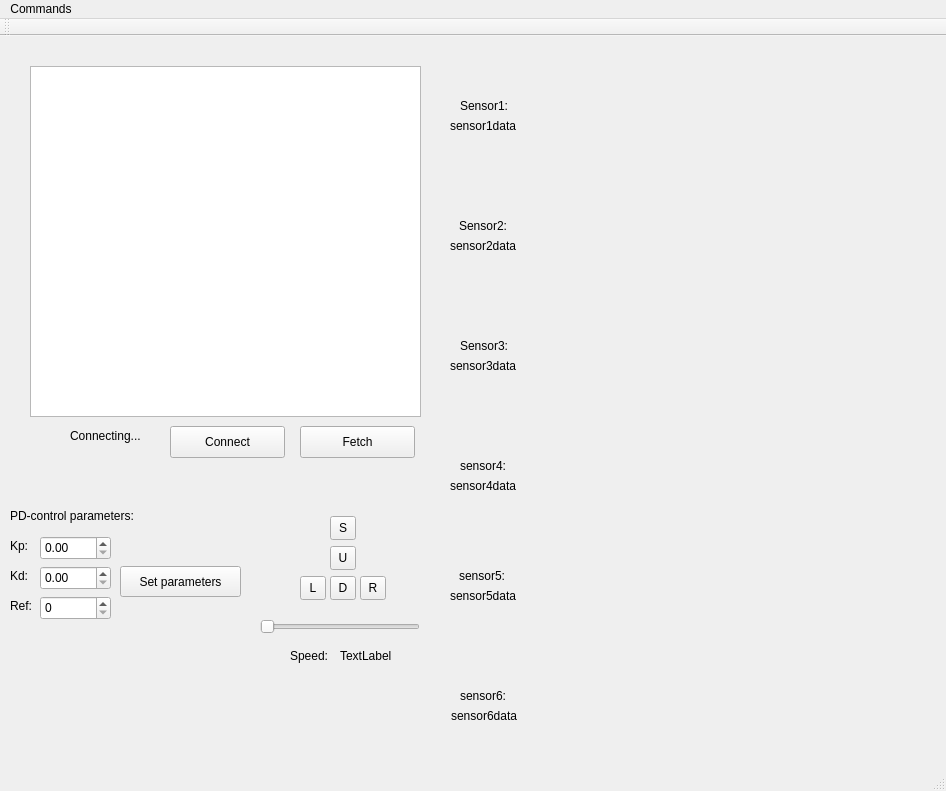
Old version of the form Kod/Styr_m/Styr_m/mapGUI/gui.ui in the repository hansfilipelo/Kandidadprojekt.
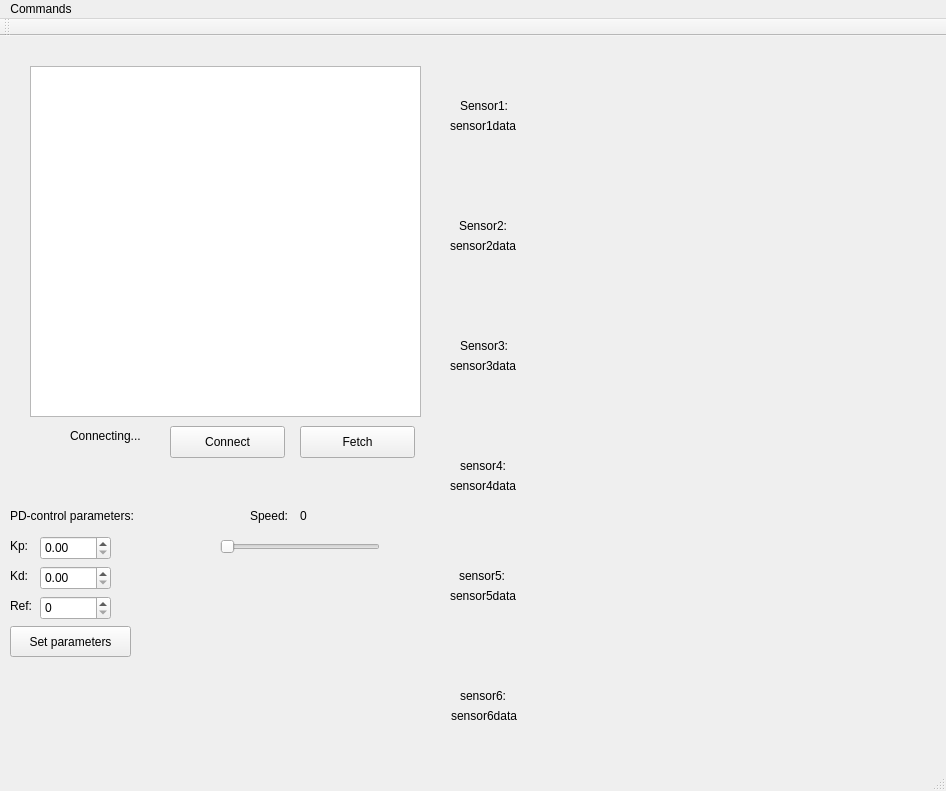
New version of the form. Custom widgets are drawn as their Qt base class.

Commit message: Wrote a PD parameter change send command. Removed the ugly up,down,left,right buttons in gui

```diff
--- a/Kod/Styr_m/Styr_m/mapGUI/gui.ui
+++ b/Kod/Styr_m/Styr_m/mapGUI/gui.ui
@@ -33,8 +33,8 @@
    <widget class="QSlider" name="speedSlider">
     <property name="geometry">
      <rect>
-      <x>260</x>
-      <y>580</y>
+      <x>220</x>
+      <y>500</y>
       <width>160</width>
       <height>22</height>
      </rect>
@@ -46,58 +46,6 @@
      <enum>Qt::Horizontal</enum>
     </property>
    </widget>
-   <widget class="QToolButton" name="upButton">
-    <property name="geometry">
-     <rect>
-      <x>330</x>
-      <y>510</y>
-      <width>26</width>
-      <height>24</height>
-     </rect>
-    </property>
-    <property name="text">
-     <string>U</string>
-    </property>
-   </widget>
-   <widget class="QToolButton" name="downButton">
-    <property name="geometry">
-     <rect>
-      <x>330</x>
-      <y>540</y>
-      <width>26</width>
-      <height>24</height>
-     </rect>
-    </property>
-    <property name="text">
-     <string>D</string>
-    </property>
-   </widget>
-   <widget class="QToolButton" name="leftButton">
-    <property name="geometry">
-     <rect>
-      <x>300</x>
-      <y>540</y>
-      <width>26</width>
-      <height>24</height>
-     </rect>
-    </property>
-    <property name="text">
-     <string>L</string>
-    </property>
-   </widget>
-   <widget class="QToolButton" name="rightButton">
-    <property name="geometry">
-     <rect>
-      <x>360</x>
-      <y>540</y>
-      <width>26</width>
-      <height>24</height>
-     </rect>
-    </property>
-    <property name="text">
-     <string>R</string>
-    </property>
-   </widget>
    <widget class="QLabel" name="sensor1">
     <property name="geometry">
      <rect>
@@ -257,8 +205,8 @@
    <widget class="QLabel" name="speedLabel">
     <property name="geometry">
      <rect>
-      <x>290</x>
-      <y>610</y>
+      <x>250</x>
+      <y>470</y>
       <width>62</width>
       <height>19</height>
      </rect>
@@ -270,14 +218,14 @@
    <widget class="QLabel" name="speedPercent">
     <property name="geometry">
      <rect>
-      <x>340</x>
-      <y>610</y>
+      <x>300</x>
+      <y>470</y>
       <width>62</width>
       <height>19</height>
      </rect>
     </property>
     <property name="text">
-     <string>TextLabel</string>
+     <string>0</string>
     </property>
    </widget>
    <widget class="QCustomPlot" name="sensorPlot1" native="true">
@@ -402,19 +350,6 @@
      <string>Connect</string>
     </property>
    </widget>
-   <widget class="QToolButton" name="stopButton">
-    <property name="geometry">
-     <rect>
-      <x>330</x>
-      <y>480</y>
-      <width>26</width>
-      <height>24</height>
-     </rect>
-    </property>
-    <property name="text">
-     <string>S</string>
-    </property>
-   </widget>
    <widget class="QPushButton" name="fetchButton">
     <property name="geometry">
      <rect>
@@ -513,8 +448,8 @@
    <widget class="QPushButton" name="setParameterButton">
     <property name="geometry">
      <rect>
-      <x>120</x>
-      <y>530</y>
+      <x>10</x>
+      <y>590</y>
       <width>121</width>
       <height>31</height>
      </rect>
```
The commit also changes 4 other files.
